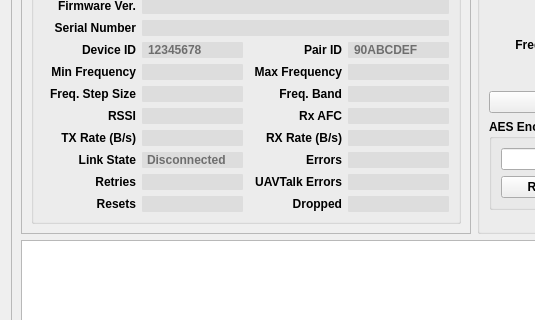
Before: the Qt Designer form ground/openpilotgcs/src/plugins/config/pipxtreme.ui in openpilot/OpenPilot, drawn with Qt 5; both pictures show x 0 to 535 and y 299 to 619 of the 834 by 772 pixel window.
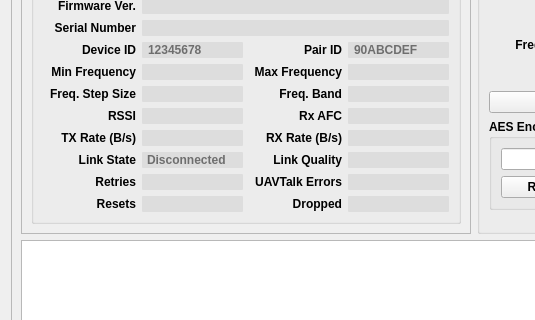
After: the same form once the commit is applied. Icons and pictures are not drawn.

Commit message: RFM22B: Added link quality calculation based on number of dropped packets.  Also added packet error correction, which apparently wasn't being done before.

```diff
--- a/ground/openpilotgcs/src/plugins/config/pipxtreme.ui
+++ b/ground/openpilotgcs/src/plugins/config/pipxtreme.ui
@@ -1053,7 +1053,7 @@
             <item row="8" column="2">
              <widget class="QLabel" name="label_19">
               <property name="text">
-               <string>Errors</string>
+               <string>Link Quality</string>
               </property>
               <property name="alignment">
                <set>Qt::AlignRight|Qt::AlignTrailing|Qt::AlignVCenter</set>
```
Left out of the diff: 4 changed lines with no effect on the pictures. The commit also changes 8 other files.
